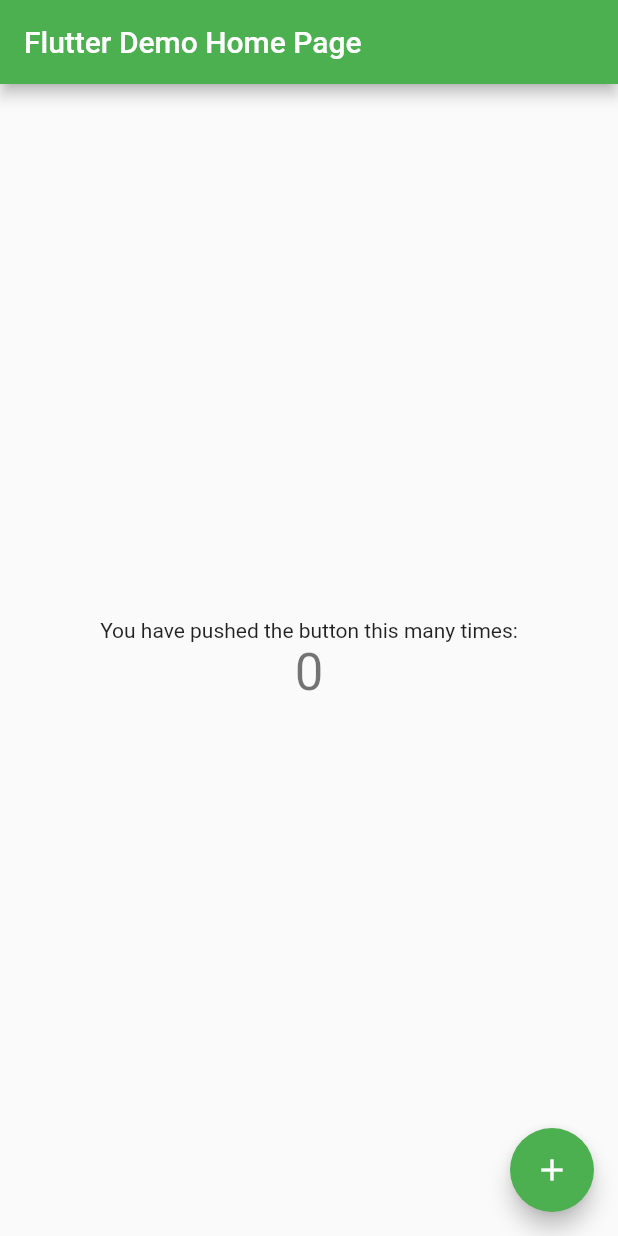
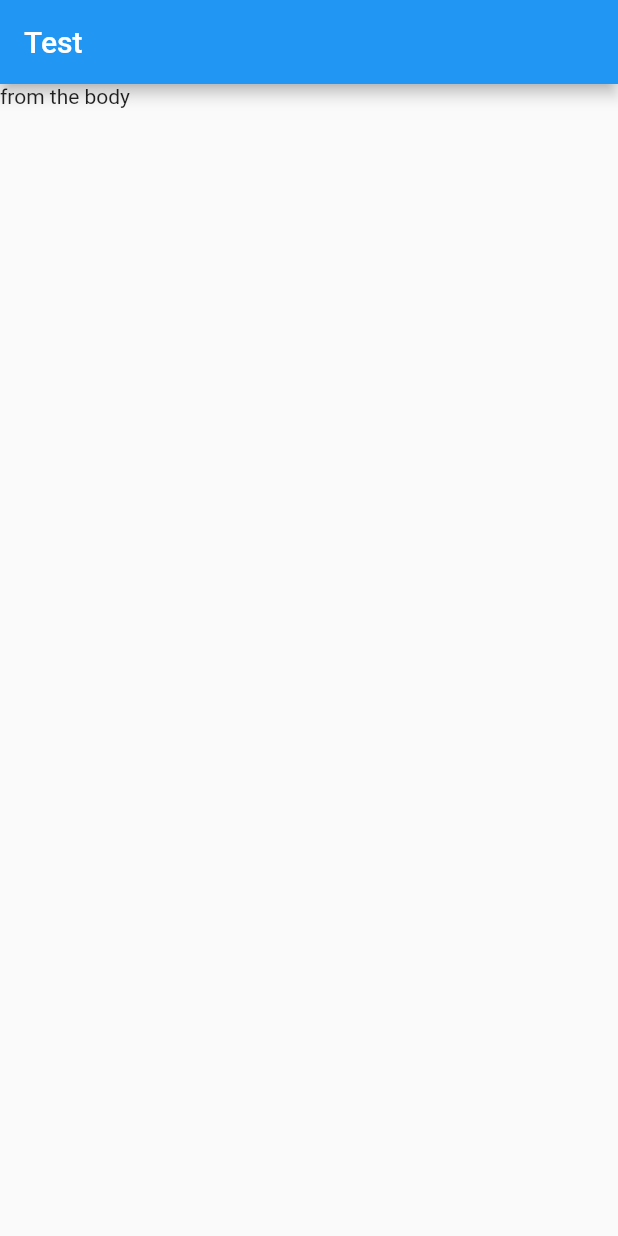
Before and after one commit to Rahat7288/FlutterPractice, a Flutter app: the screen it shows after launch, on a phone screen of 412 x 824 dp. Run offline on Flutter 3.47's test engine with Material 2 defaults, Android fonts, the phone set to English and light mode, and no system bars.

Commit message:
Building custome widgets

```diff
--- /dev/null
+++ b/lib/app.dart
@@ -0,0 +1,16 @@
+import 'package:flutter/material.dart';
+class App extends StatelessWidget {
+  /*
+  * building custom widgets
+  * */
+  Widget build (context) {
+    return MaterialApp(
+      home: Scaffold(
+        appBar: AppBar(
+          title: Text('Test'),
+        ),
+        body: Text('from the body'),
+      ),
+    );
+  }
+}
--- a/lib/main.dart
+++ b/lib/main.dart
@@ -1,115 +1,6 @@
 import 'package:flutter/material.dart';
+import 'app.dart';
 
-void main() {
-  runApp(const MyApp());
+void main(){
+  runApp(App());
 }
-
-class MyApp extends StatelessWidget {
-  const MyApp({Key? key}) : super(key: key);
-
-  // This widget is the root of your application.
-  @override
-  Widget build(BuildContext context) {
-    return MaterialApp(
-      title: 'Flutter Demo',
-      theme: ThemeData(
-        // This is the theme of your application.
-        //
-        // Try running your application with "flutter run". You'll see the
-        // application has a blue toolbar. Then, without quitting the app, try
-        // changing the primarySwatch below to Colors.green and then invoke
-        // "hot reload" (press "r" in the console where you ran "flutter run",
-        // or simply save your changes to "hot reload" in a Flutter IDE).
-        // Notice that the counter didn't reset back to zero; the application
-        // is not restarted.
-        primarySwatch: Colors.green,
-      ),
-      home: const MyHomePage(title: 'Flutter Demo Home Page'),
-    );
-  }
-}
-
-class MyHomePage extends StatefulWidget {
-  const MyHomePage({Key? key, required this.title}) : super(key: key);
-
-  // This widget is the home page of your application. It is stateful, meaning
-  // that it has a State object (defined below) that contains fields that affect
-  // how it looks.
-
-  // This class is the configuration for the state. It holds the values (in this
-  // case the title) provided by the parent (in this case the App widget) and
-  // used by the build method of the State. Fields in a Widget subclass are
-  // always marked "final".
-
-  final String title;
-
-  @override
-  State<MyHomePage> createState() => _MyHomePageState();
-}
-
-class _MyHomePageState extends State<MyHomePage> {
-  int _counter = 0;
-
-  void _incrementCounter() {
-    setState(() {
-      // This call to setState tells the Flutter framework that something has
-      // changed in this State, which causes it to rerun the build method below
-      // so that the display can reflect the updated values. If we changed
-      // _counter without calling setState(), then the build method would not be
-      // called again, and so nothing would appear to happen.
-      _counter++;
-    });
-  }
-
-  @override
-  Widget build(BuildContext context) {
-    // This method is rerun every time setState is called, for instance as done
-    // by the _incrementCounter method above.
-    //
-    // The Flutter framework has been optimized to make rerunning build methods
-    // fast, so that you can just rebuild anything that needs updating rather
-    // than having to individually change instances of widgets.
-    return Scaffold(
-      appBar: AppBar(
-        // Here we take the value from the MyHomePage object that was created by
-        // the App.build method, and use it to set our appbar title.
-        title: Text(widget.title),
-      ),
-      body: Center(
-        // Center is a layout widget. It takes a single child and positions it
-        // in the middle of the parent.
-        child: Column(
-          // Column is also a layout widget. It takes a list of children and
-          // arranges them vertically. By default, it sizes itself to fit its
-          // children horizontally, and tries to be as tall as its parent.
-          //
-          // Invoke "debug painting" (press "p" in the console, choose the
-          // "Toggle Debug Paint" action from the Flutter Inspector in Android
-          // Studio, or the "Toggle Debug Paint" command in Visual Studio Code)
-          // to see the wireframe for each widget.
-          //
-          // Column has various properties to control how it sizes itself and
-          // how it positions its children. Here we use mainAxisAlignment to
-          // center the children vertically; the main axis here is the vertical
-          // axis because Columns are vertical (the cross axis would be
-          // horizontal).
-          mainAxisAlignment: MainAxisAlignment.center,
-          children: <Widget>[
-            const Text(
-              'You have pushed the button this many times:',
-            ),
-            Text(
-              '$_counter',
-              style: Theme.of(context).textTheme.headline4,
-            ),
-          ],
-        ),
-      ),
-      floatingActionButton: FloatingActionButton(
-        onPressed: _incrementCounter,
-        tooltip: 'Increment',
-        child: const Icon(Icons.add),
-      ), // This trailing comma makes auto-formatting nicer for build methods.
-    );
-  }
-}
--- a/pubspec.yaml
+++ b/pubspec.yaml
@@ -34,6 +34,7 @@ dependencies:
   # The following adds the Cupertino Icons font to your application.
   # Use with the CupertinoIcons class for iOS style icons.
   cupertino_icons: ^1.0.2
+#  youtube_player_flutter: ^8.1.0
 
 dev_dependencies:
   flutter_test:
```
